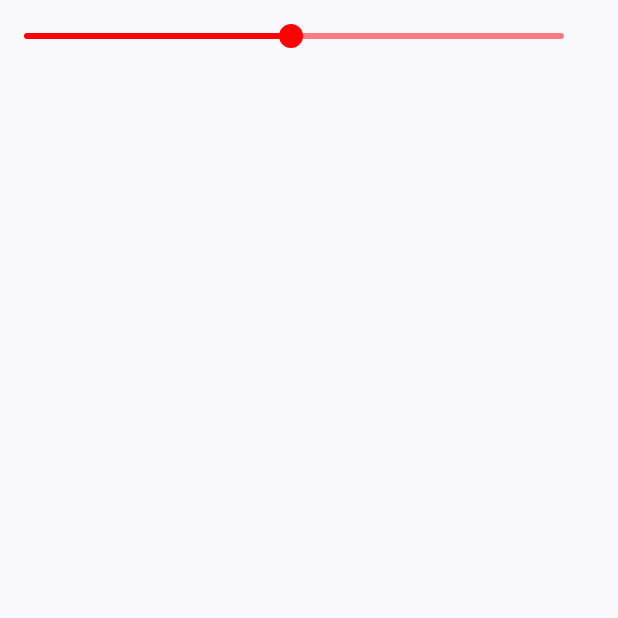
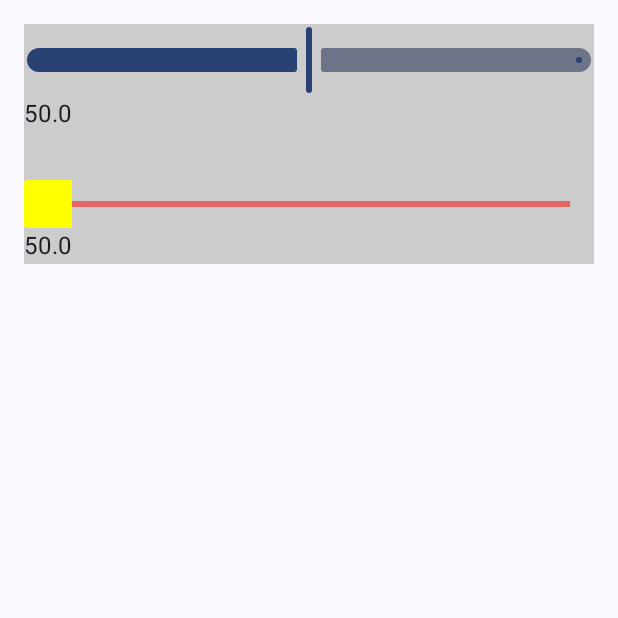
Before and after one commit to ml-opensource/android-mosaic, an Android app built with Jetpack Compose: the screen it shows after launch (MainActivity), on a phone screen of 412 x 824 dp, the top half of it. Run offline under Robolectric (Android 15) with nearby library versions, the light colour scheme and no system bars.

Commit message:
feat(Slider): Add SliderState and basic computation

```diff
--- a/demo/src/main/java/io/monstarlab/mosaic/MainActivity.kt
+++ b/demo/src/main/java/io/monstarlab/mosaic/MainActivity.kt
@@ -4,12 +4,16 @@ import android.os.Bundle
 import androidx.activity.ComponentActivity
 import androidx.activity.compose.setContent
 import androidx.activity.enableEdgeToEdge
+import androidx.compose.material3.Slider
 import androidx.compose.material3.Text
 import androidx.compose.runtime.Composable
 import androidx.compose.ui.Modifier
 import androidx.compose.ui.tooling.preview.Preview
 import io.monstarlab.mosaic.features.SliderDemo
 import io.monstarlab.mosaic.ui.theme.MosaicTheme
+import kotlinx.coroutines.delay
+import kotlin.time.Duration
+import kotlin.time.Duration.Companion.seconds
 
 class MainActivity : ComponentActivity() {
     override fun onCreate(savedInstanceState: Bundle?) {
--- a/demo/src/main/java/io/monstarlab/mosaic/features/SliderDemo.kt
+++ b/demo/src/main/java/io/monstarlab/mosaic/features/SliderDemo.kt
@@ -1,10 +1,20 @@
 package io.monstarlab.mosaic.features
 
+import androidx.compose.foundation.background
+import androidx.compose.foundation.layout.Box
 import androidx.compose.foundation.layout.Column
+import androidx.compose.foundation.layout.Spacer
 import androidx.compose.foundation.layout.padding
+import androidx.compose.foundation.layout.size
 import androidx.compose.foundation.shape.RoundedCornerShape
 import androidx.compose.material3.Scaffold
+import androidx.compose.material3.Text
 import androidx.compose.runtime.Composable
+import androidx.compose.runtime.getValue
+import androidx.compose.runtime.mutableFloatStateOf
+import androidx.compose.runtime.mutableStateOf
+import androidx.compose.runtime.remember
+import androidx.compose.runtime.setValue
 import androidx.compose.ui.Modifier
 import androidx.compose.ui.draw.clip
 import androidx.compose.ui.graphics.Color
@@ -12,16 +22,40 @@ import androidx.compose.ui.tooling.preview.Preview
 import androidx.compose.ui.unit.dp
 import io.monstarlab.mosaic.slider.Slider
 import io.monstarlab.mosaic.slider.SliderColors
-
+import androidx.compose.material3.Slider as MaterialSlider
 @Composable
 fun SliderDemo() = Scaffold(modifier = Modifier) {
-    Column(modifier = Modifier.padding(it).padding(16.dp)) {
+
+    var materialSliderValue by remember { mutableFloatStateOf(50f) }
+    var mosaicSliderValue by remember { mutableFloatStateOf(50f) }
+
+
+    Column(modifier = Modifier
+        .padding(it)
+        .padding(16.dp)
+        .background(Color.LightGray)) {
+
+        MaterialSlider(
+            value = materialSliderValue,
+            onValueChange = { materialSliderValue = it},
+            valueRange = 0f..100f
+        )
+        Text(text = materialSliderValue.toString())
+
+        Spacer(modifier = Modifier.size(32.dp))
+
         Slider(
-            value = 0.5f,
-            onValueChange = {},
+            value = mosaicSliderValue,
+            onValueChange = { mosaicSliderValue = it },
             colors = SliderColors(Color.Red),
             modifier = Modifier.clip(RoundedCornerShape(2.dp)),
-        )
+            range = 0f..100f
+        ) {
+            Box(modifier = Modifier.background(Color.Yellow).size(32.dp))
+        }
+        Text(text = mosaicSliderValue.toString())
+
+
     }
 }
 
--- /dev/null
+++ b/slider/src/main/java/io/monstarlab/mosaic/slider/MathUtils.kt
@@ -0,0 +1,9 @@
+package io.monstarlab.mosaic.slider
+
+import androidx.compose.ui.util.lerp
+
+internal fun scale(a1: Float, b1: Float, x1: Float, a2: Float, b2: Float) =
+    lerp(a2, b2, calcFraction(a1, b1, x1))
+
+internal fun calcFraction(a: Float, b: Float, pos: Float) =
+    (if (b - a == 0f) 0f else (pos - a) / (b - a)).coerceIn(0f, 1f)
--- a/slider/src/main/java/io/monstarlab/mosaic/slider/Slider.kt
+++ b/slider/src/main/java/io/monstarlab/mosaic/slider/Slider.kt
@@ -1,21 +1,20 @@
 package io.monstarlab.mosaic.slider
 
 import androidx.compose.foundation.background
-import androidx.compose.foundation.layout.Arrangement
+import androidx.compose.foundation.gestures.Orientation
+import androidx.compose.foundation.gestures.draggable
+import androidx.compose.foundation.interaction.MutableInteractionSource
 import androidx.compose.foundation.layout.Box
-import androidx.compose.foundation.layout.BoxScope
-import androidx.compose.foundation.layout.BoxWithConstraints
-import androidx.compose.foundation.layout.Column
-import androidx.compose.foundation.layout.fillMaxSize
-import androidx.compose.foundation.layout.fillMaxWidth
 import androidx.compose.foundation.layout.size
 import androidx.compose.foundation.shape.CircleShape
 import androidx.compose.runtime.Composable
-import androidx.compose.ui.Alignment
+import androidx.compose.runtime.LaunchedEffect
+import androidx.compose.runtime.remember
 import androidx.compose.ui.Modifier
 import androidx.compose.ui.graphics.Color
-import androidx.compose.ui.layout.Layout
+import androidx.compose.ui.platform.LocalLayoutDirection
 import androidx.compose.ui.tooling.preview.Preview
+import androidx.compose.ui.unit.LayoutDirection
 
 @Composable
 public fun Slider(
@@ -23,19 +22,37 @@ public fun Slider(
     onValueChange: (Float) -> Unit,
     colors: SliderColors,
     modifier: Modifier = Modifier,
-    thumb: @Composable () -> Unit = { DefaultSliderThumb(colors = colors) }
+    range: ClosedFloatingPointRange<Float> = 0f..1f,
+    interactionSource: MutableInteractionSource = remember { MutableInteractionSource() },
+    thumb: @Composable () -> Unit = { DefaultSliderThumb(colors = colors) },
 ) {
+    val state = rememberSliderState()
+    val isRtl = LocalLayoutDirection.current == LayoutDirection.Rtl
+
+    state.value = value
+    state.range = range
+    state.onValueChange = onValueChange
+
+    val draggable = modifier.draggable(
+        state = state,
+        orientation = Orientation.Horizontal,
+        enabled = true,
+        interactionSource = interactionSource,
+        startDragImmediately = true,
+        reverseDirection = isRtl,
+    )
 
     SliderLayout(
-        progress = value,
+        modifier = modifier.then(draggable),
         thumb = thumb,
         track = {
             SliderTrack(
-                modifier = modifier,
-                progress = value,
+                progress = state.valueAsFraction,
                 colors = colors,
             )
-        }
+        },
+        onDimensionsResolved = state::updateDimensions,
+        value = state.valueAsFraction
     )
 }
 
@@ -46,8 +63,8 @@ internal fun DefaultSliderThumb(colors: SliderColors) {
             .size(SliderDefaults.ThumbSize)
             .background(
                 color = colors.active,
-                shape = CircleShape
-            )
+                shape = CircleShape,
+            ),
     )
 }
 
@@ -57,6 +74,6 @@ private fun PreviewSlider() {
     Slider(
         value = 0.5f,
         onValueChange = {},
-        colors = SliderColors(Color.Yellow)
+        colors = SliderColors(Color.Yellow),
     )
 }
--- a/slider/src/main/java/io/monstarlab/mosaic/slider/SliderDefaults.kt
+++ b/slider/src/main/java/io/monstarlab/mosaic/slider/SliderDefaults.kt
@@ -6,5 +6,5 @@ internal object SliderDefaults {
     val TrackHeight = 4.dp
     val ThumbSize = 16.dp
     val HandleHeight = 16.0.dp
-    val HandleWidth = 20.0.dp
+    val HandleWidth = 16.0.dp
 }
--- a/slider/src/main/java/io/monstarlab/mosaic/slider/SliderLayout.kt
+++ b/slider/src/main/java/io/monstarlab/mosaic/slider/SliderLayout.kt
@@ -20,7 +20,8 @@ import kotlin.math.roundToInt
 
 @Composable
 public fun SliderLayout(
-    progress: Float,
+    value: Float,
+    onDimensionsResolved: (Float, Float) -> Unit,
     modifier: Modifier = Modifier,
     track: @Composable () -> Unit,
     thumb: @Composable () -> Unit,
@@ -50,12 +51,23 @@ public fun SliderLayout(
             )
 
         val sliderHeight = max(thumbPlaceable.height, trackPlaceable.height)
-        val sliderWidth = trackPlaceable.width
+        val sliderWidth = trackPlaceable.width + thumbPlaceable.width
+        onDimensionsResolved(sliderWidth.toFloat(), thumbPlaceable.width.toFloat())
+
+        val trackOffsetX = thumbPlaceable.width / 2
+        val thumbOffsetX = ((trackPlaceable.width) * value).roundToInt()
+        val trackOffsetY = (sliderHeight - trackPlaceable.height) / 2
+        val thumbOffsetY = (sliderHeight - thumbPlaceable.height) / 2
+
         layout(sliderWidth, sliderHeight) {
-            val thumbX = (trackPlaceable.width * progress).roundToInt() - thumbPlaceable.width / 2
-            val trackY = sliderHeight - trackPlaceable.height
-            trackPlaceable.placeRelative(0, trackY / 2)
-            thumbPlaceable.place(thumbX, 0)
+            trackPlaceable.placeRelative(
+                trackOffsetX,
+                trackOffsetY
+            )
+            thumbPlaceable.placeRelative(
+                thumbOffsetX,
+                thumbOffsetY
+            )
     }
 }
     }
@@ -68,14 +80,16 @@ internal enum class SliderLayoutElements {
 @Preview
 @Composable
 private fun PreviewSliderLayout() {
+    Box(modifier = Modifier.background(Color.Red)) {
         SliderLayout(
-        modifier = Modifier.fillMaxWidth(1f),
-        progress = 0.5f,
+            onDimensionsResolved = { _, _ -> },
+            modifier = Modifier.fillMaxWidth(0.5f),
+            value = 1f,
             track = {
                 Box(
                     modifier = Modifier
                         .background(Color.Yellow)
-                    .height(15.dp)
+                        .height(12.dp)
                         .fillMaxWidth(),
                 )
             },
@@ -88,3 +102,4 @@ private fun PreviewSliderLayout() {
             },
         )
     }
+}
--- /dev/null
+++ b/slider/src/main/java/io/monstarlab/mosaic/slider/SliderState.kt
@@ -0,0 +1,73 @@
+package io.monstarlab.mosaic.slider
+
+import androidx.compose.foundation.MutatePriority
+import androidx.compose.foundation.MutatorMutex
+import androidx.compose.foundation.gestures.DragScope
+import androidx.compose.foundation.gestures.DraggableState
+import androidx.compose.runtime.Composable
+import androidx.compose.runtime.getValue
+import androidx.compose.runtime.mutableStateOf
+import androidx.compose.runtime.remember
+import androidx.compose.runtime.setValue
+
+public class SliderState(
+    private val valueDistribution: SliderValueDistribution
+) : DraggableState {
+
+    private var isDragging by mutableStateOf(false)
+    private var rawOffset by mutableStateOf(0f)
+    private val scrollMutex = MutatorMutex()
+    private var totalWidth = 0f
+    private var thumbWidth = 0f
+
+    internal var onValueChange: (Float) -> Unit = {}
+    internal var range: ClosedFloatingPointRange<Float> = 0f..1f
+
+    public var value: Float
+        set(value) {
+            rawOffset = scaleToOffset(value)
+        }
+        get() {
+            return valueAsFraction
+        }
+
+    internal val valueAsFraction: Float get() {
+        return calcFraction(0f, totalWidth, rawOffset)
+    }
+
+    private val dragScope: DragScope = object : DragScope {
+        override fun dragBy(pixels: Float): Unit = dispatchRawDelta(pixels)
+    }
+
+
+    override fun dispatchRawDelta(delta: Float) {
+        rawOffset += delta
+        onValueChange(scaleToUserValue(rawOffset))
+    }
+
+    override suspend fun drag(dragPriority: MutatePriority, block: suspend DragScope.() -> Unit) {
+        isDragging = true
+        scrollMutex.mutateWith(dragScope, dragPriority, block)
+        isDragging = false
+    }
+
+    internal fun updateDimensions(totalWidth: Float, thumbWidth: Float) {
+        this.totalWidth = totalWidth
+        this.thumbWidth = thumbWidth
+    }
+
+    private fun scaleToUserValue(value: Float) : Float {
+        return scale(0f, totalWidth, value, range.start, range.endInclusive)
+    }
+
+    private fun scaleToOffset(value: Float) : Float {
+        return scale(range.start, range.endInclusive, value, 0f, totalWidth)
+    }
+
+
+}
+
+@Composable
+public fun rememberSliderState(): SliderState {
+    return remember { SliderState(SliderValueDistribution.Linear) }
+}
--- a/slider/src/main/java/io/monstarlab/mosaic/slider/SliderTrack.kt
+++ b/slider/src/main/java/io/monstarlab/mosaic/slider/SliderTrack.kt
@@ -18,7 +18,7 @@ internal fun SliderTrack(
     modifier: Modifier = Modifier,
     disabledRange: ClosedFloatingPointRange<Float> = 0f..0f,
 ) {
-    check(progress in 0f..1f) { "Invalid progress value should be between 0 and 1" }
+    check(progress in 0f..1f) { "Invalid progress value of $progress, should be between 0 and 1" }
     Box(
         modifier = modifier
             .fillMaxWidth()
--- /dev/null
+++ b/slider/src/main/java/io/monstarlab/mosaic/slider/SliderValueDistribution.kt
@@ -0,0 +1,21 @@
+package io.monstarlab.mosaic.slider
+
+public interface SliderValueDistribution {
+
+    public fun interpolate(value: Float) : Float
+
+    public fun inverse(value: Float) : Float
+
+
+    public companion object {
+        public val Linear: SliderValueDistribution = object : SliderValueDistribution {
+            override fun interpolate(value: Float): Float {
+                return value
+            }
+
+            override fun inverse(value: Float): Float {
+                return value
+            }
+        }
+    }
+}
```
Also changed, not shown: slider/src/main/java/io/monstarlab/mosaic/slider/SliderColors.kt (line endings or trailing spaces), 1 other file. Lines whose indentation alone changed are shown as unchanged.
